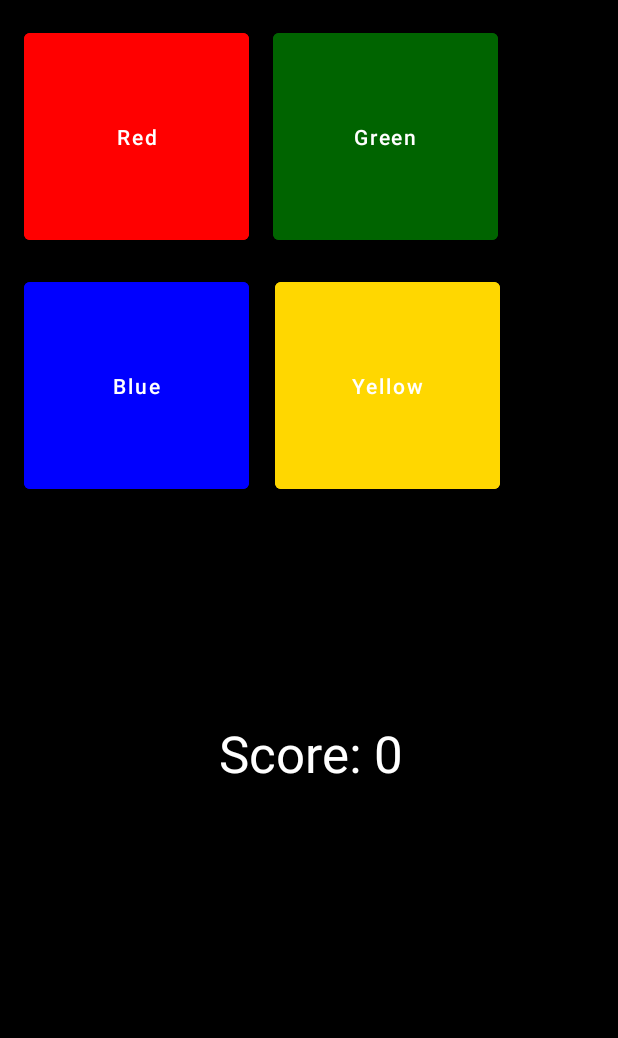
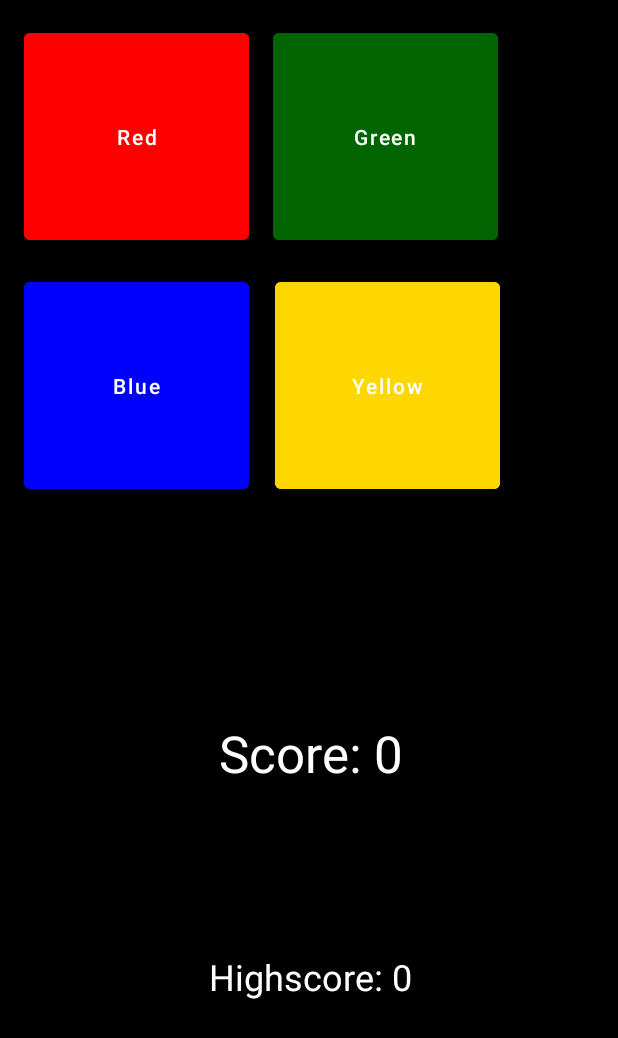
Before and after one commit to A22Marti/SimonSays, an Android app: the MainActivity screen opened directly, with no data from a screen before it, on a phone screen of 412 x 824 dp. Shown: the top 1038 px of the screen. Run offline under Robolectric (Android 15) with nearby library versions, the phone set to English and light mode, and no system bars.

Commit message:
Database

```diff
--- /dev/null
+++ b/SimonSays/app/src/main/java/com/example/simondice/DatabaseHandler.kt
@@ -0,0 +1,53 @@
+package com.example.simondice
+
+import android.content.ContentValues
+import android.content.Context
+import android.database.Cursor
+import android.database.sqlite.SQLiteDatabase
+import android.database.sqlite.SQLiteOpenHelper
+
+class DatabaseHandler(context: Context) :
+    SQLiteOpenHelper(context, DATABASE_NAME, null, DATABASE_VERSION) {
+
+    companion object {
+        private const val DATABASE_VERSION = 1
+        private const val DATABASE_NAME = "HighscoreDB"
+        private const val TABLE_HIGHSCORE = "highscore"
+        private const val KEY_ID = "id"
+        private const val KEY_SCORE = "score"
+    }
+
+    override fun onCreate(db: SQLiteDatabase?) {
+        val createTableQuery = ("CREATE TABLE $TABLE_HIGHSCORE($KEY_ID INTEGER PRIMARY KEY, $KEY_SCORE INTEGER)")
+        db?.execSQL(createTableQuery)
+    }
+
+    override fun onUpgrade(db: SQLiteDatabase?, oldVersion: Int, newVersion: Int) {
+        db?.execSQL("DROP TABLE IF EXISTS $TABLE_HIGHSCORE")
+        onCreate(db)
+    }
+
+    fun addHighscore(score: Int) {
+        val db = this.writableDatabase
+        val values = ContentValues()
+        values.put(KEY_SCORE, score)
+        db.insert(TABLE_HIGHSCORE, null, values)
+        db.close()
+    }
+
+    fun getHighscore(): Int {
+        val db = this.readableDatabase
+        val query = "SELECT * FROM $TABLE_HIGHSCORE ORDER BY $KEY_SCORE DESC LIMIT 1"
+        val cursor = db.rawQuery(query, null)
+        var highscore = 0
+        if (cursor.moveToFirst()) {
+            val scoreIndex = cursor.getColumnIndex(KEY_SCORE)
+            if (scoreIndex >= 0) {
+                highscore = cursor.getInt(scoreIndex)
+            }
+        }
+        cursor.close()
+        db.close()
+        return highscore
+    }
+}
--- a/SimonSays/app/src/main/java/com/example/simondice/MainActivity.kt
+++ b/SimonSays/app/src/main/java/com/example/simondice/MainActivity.kt
@@ -24,6 +24,8 @@ class MainActivity : AppCompatActivity() {
     private var score = 0
 
     private lateinit var textScore: TextView
+    private lateinit var textHighScore: TextView
+    private lateinit var databaseHandler: DatabaseHandler
 
     private var defeatHandler: Handler? = null
 
@@ -34,6 +36,8 @@ class MainActivity : AppCompatActivity() {
         mediaPlayer = MediaPlayer.create(this, soundResources[0])
 
         textScore = findViewById(R.id.textScore)
+        textHighScore = findViewById(R.id.textHighScore)
+        databaseHandler = DatabaseHandler(this)
 
         val buttons = arrayOf(
             findViewById<Button>(R.id.buttonRed),
@@ -47,6 +51,10 @@ class MainActivity : AppCompatActivity() {
                 onButtonClick(index, button)
             }
         }
+
+        // Mostrar el highscore guardado en la base de datos
+        val highscore = databaseHandler.getHighscore()
+        textHighScore.text = "Highscore: $highscore"
 
         startSimonSays()
     }
@@ -78,6 +86,13 @@ class MainActivity : AppCompatActivity() {
             restartGame()
             score = 0
             textScore.text = "Score: $score" // Reinicia el texto del TextView a cero en caso de derrota
+
+            // Guardar la puntuación en la base de datos si es mayor que el highscore actual
+            val highscore = databaseHandler.getHighscore()
+            if (score > highscore) {
+                databaseHandler.addHighscore(score)
+                textHighScore.text = "Highscore: $score"
+            }
         }, mediaPlayer.duration.toLong() + 1000)
     }
 
--- a/SimonSays/app/src/main/res/layout/activity_main.xml
+++ b/SimonSays/app/src/main/res/layout/activity_main.xml
@@ -68,4 +68,20 @@
         android:textColor="@android:color/white"
         android:textSize="34sp" />
 
+    <TextView
+        android:id="@+id/textHighScore"
+        android:layout_width="181dp"
+        android:layout_height="71dp"
+        android:layout_below="@id/textScore"
+        android:layout_alignParentStart="true"
+        android:layout_alignParentEnd="true"
+        android:layout_alignParentBottom="true"
+        android:layout_marginStart="123dp"
+        android:layout_marginTop="41dp"
+        android:layout_marginEnd="91dp"
+        android:layout_marginBottom="26dp"
+        android:text="Highscore: 0"
+        android:textColor="@android:color/white"
+        android:textSize="24sp" />
+
 </RelativeLayout>
```
